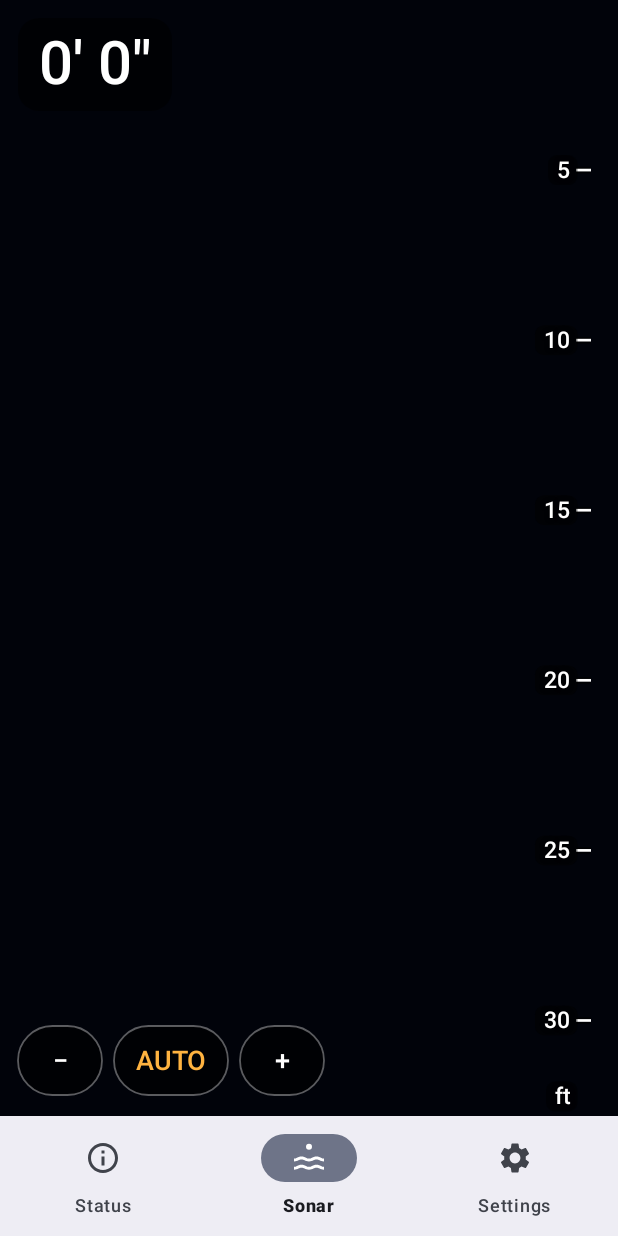
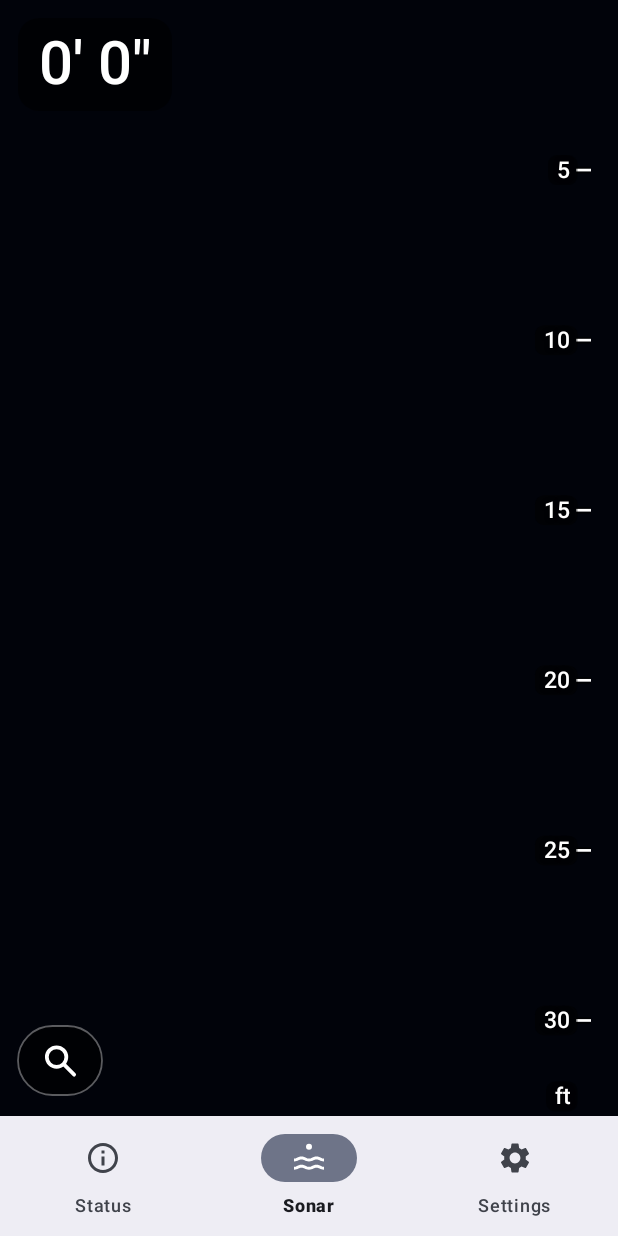
Before and after one commit to RyanEwen/sonarphone-nmea-bridge, an Android app: the screen it shows after launch (MainActivity), item 2 of the bottom bar chosen, on a phone screen of 412 x 824 dp. Run offline under Robolectric (Android 15) with nearby library versions, the light colour scheme and no system bars; pictures from the network do not load; 33 statements that could not run were skipped.

Commit message:
Collapsible zoom controls: magnifier chip expands -/AUTO/+ , auto-hides after 8 s

```diff
--- a/android/app/src/main/java/com/rewen/sonarbridge/SonarView.kt
+++ b/android/app/src/main/java/com/rewen/sonarbridge/SonarView.kt
@@ -39,6 +39,7 @@ class SonarView(context: Context) : android.view.View(context) {
         val RANGE_STEPS_M = listOf(2.0, 5.0, 10.0, 15.0, 20.0, 30.0, 40.0, 60.0, 80.0)
         const val FIT = 1.25
         const val STEP_DOWN_MS = 6000L
+        const val ZOOM_COLLAPSE_MS = 8000L
     }
 
     private val dens = resources.displayMetrics.density
@@ -63,9 +64,15 @@ class SonarView(context: Context) : android.view.View(context) {
     private var fitsSmallerSince = 0L
 
     // chip hit areas (filled during onDraw)
+    private val zoomRect = RectF()
     private val minusRect = RectF()
     private val autoRect = RectF()
     private val plusRect = RectF()
+
+    // collapsed by default: a single ± chip expands the -/AUTO/+ row to the
+    // right; the row folds back after a few seconds untouched
+    private var zoomOpen = false
+    private var zoomLastAt = 0L
 
     private val bmpPaint = Paint().apply { isFilterBitmap = true }
     // subtle hairline keeping the interface crisp; Deeper relies on contrast
@@ -116,6 +123,13 @@ class SonarView(context: Context) : android.view.View(context) {
     }
     private val chipTextActive = Paint(chipTextPaint).apply {
         color = Color.rgb(255, 179, 64)
+    }
+    private val magnifierPaint = Paint().apply {
+        color = Color.WHITE
+        style = Paint.Style.STROKE
+        strokeWidth = dp(2.5f)
+        strokeCap = Paint.Cap.ROUND
+        isAntiAlias = true
     }
     private val depthPaint = Paint().apply {
         color = Color.WHITE
@@ -354,6 +368,12 @@ class SonarView(context: Context) : android.view.View(context) {
             changed = true
         }
 
+        // fold the zoom controls back after a few seconds untouched
+        if (zoomOpen && SystemClock.elapsedRealtime() - zoomLastAt > ZOOM_COLLAPSE_MS) {
+            zoomOpen = false
+            changed = true
+        }
+
         if (changed) invalidate()
     }
 
@@ -366,11 +386,22 @@ class SonarView(context: Context) : android.view.View(context) {
                 val x = event.x
                 val y = event.y
                 when {
-                    minusRect.contains(x, y) -> setManualRange(rangeIdx - 1)
-                    plusRect.contains(x, y) -> setManualRange(rangeIdx + 1)
-                    autoRect.contains(x, y) -> {
+                    zoomRect.contains(x, y) -> {
+                        zoomOpen = !zoomOpen
+                        zoomLastAt = SystemClock.elapsedRealtime()
+                    }
+                    zoomOpen && minusRect.contains(x, y) -> {
+                        setManualRange(rangeIdx - 1)
+                        zoomLastAt = SystemClock.elapsedRealtime()
+                    }
+                    zoomOpen && plusRect.contains(x, y) -> {
+                        setManualRange(rangeIdx + 1)
+                        zoomLastAt = SystemClock.elapsedRealtime()
+                    }
+                    zoomOpen && autoRect.contains(x, y) -> {
                         autoRange = true
                         fitsSmallerSince = 0L
+                        zoomLastAt = SystemClock.elapsedRealtime()
                     }
                     else -> return performClick().let { true }
                 }
@@ -549,11 +580,28 @@ class SonarView(context: Context) : android.view.View(context) {
             canvas.drawText(txt, pill.left + dp(10f) * sc, pill.bottom - dp(9f) * sc, demoPaint)
         }
 
-        // ---- range chips: [ − ] [ AUTO | range ] [ + ]  (bottom-left)
+        // ---- zoom controls (bottom-left): a single ± chip; when open it
+        // expands [ − ] [ AUTO | range ] [ + ] to the right (auto-collapses)
         val chipH2 = dp(46f) * sc
         val chipY = h - chipH2 - dp(14f)
         val bw = dp(56f) * sc
-        minusRect.set(inset, chipY, inset + bw, chipY + chipH2)
+        val chipR = chipH2 / 2f
+        zoomRect.set(inset, chipY, inset + bw, chipY + chipH2)
+        canvas.drawRoundRect(zoomRect, chipR, chipR, chipBgPaint)
+        canvas.drawRoundRect(zoomRect, chipR, chipR, chipStrokePaint)
+        // magnifier glyph: ring + handle, amber while the row is open
+        magnifierPaint.color = if (zoomOpen) Color.rgb(255, 179, 64) else Color.WHITE
+        val mgr = dp(6.5f) * sc
+        val mgx = zoomRect.centerX() - mgr * 0.35f
+        val mgy = zoomRect.centerY() - mgr * 0.35f
+        canvas.drawCircle(mgx, mgy, mgr, magnifierPaint)
+        canvas.drawLine(
+            mgx + mgr * 0.75f, mgy + mgr * 0.75f,
+            mgx + mgr * 1.8f, mgy + mgr * 1.8f, magnifierPaint,
+        )
+
+        if (zoomOpen) {
+            minusRect.set(zoomRect.right + dp(8f), chipY, zoomRect.right + dp(8f) + bw, chipY + chipH2)
             val midLabel = if (autoRange) {
                 "AUTO"
             } else {
@@ -564,12 +612,17 @@ class SonarView(context: Context) : android.view.View(context) {
             autoRect.set(minusRect.right + dp(8f), chipY, minusRect.right + dp(8f) + midW, chipY + chipH2)
             plusRect.set(autoRect.right + dp(8f), chipY, autoRect.right + dp(8f) + bw, chipY + chipH2)
 
-        val chipR = chipH2 / 2f
             for ((rect, label) in listOf(minusRect to "−", autoRect to midLabel, plusRect to "+")) {
                 canvas.drawRoundRect(rect, chipR, chipR, chipBgPaint)
                 canvas.drawRoundRect(rect, chipR, chipR, chipStrokePaint)
                 val p = if (rect === autoRect && autoRange) chipTextActive else chipTextPaint
                 canvas.drawText(label, rect.centerX(), rect.centerY() + dp(6f) * sc, p)
+            }
+        } else {
+            // stale rects must not keep catching taps while hidden
+            minusRect.setEmpty()
+            autoRect.setEmpty()
+            plusRect.setEmpty()
         }
     }
 
```
Lines whose indentation alone changed are shown as unchanged.
